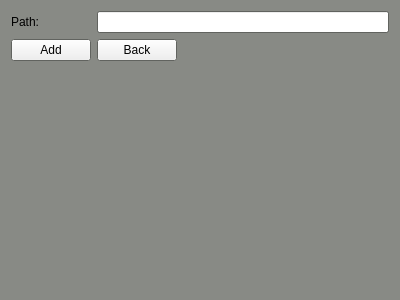
First picture: the form in GUI/importrubric.ui, repository Laucksy/CS-205-Project, before the edit.
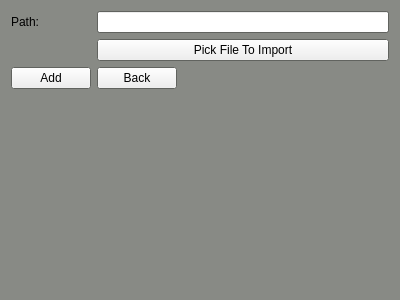
Second picture: the form after the edit.

Commit message: file documentation in import rubric

Diff of the .ui file:
```diff
--- a/GUI/importrubric.ui
+++ b/GUI/importrubric.ui
@@ -88,7 +88,7 @@
    <item row="0" column="1">
     <widget class="QLineEdit" name="lineEdit"/>
    </item>
-   <item row="1" column="1">
+   <item row="2" column="1">
     <widget class="QPushButton" name="pushButton">
      <property name="sizePolicy">
       <sizepolicy hsizetype="Maximum" vsizetype="Fixed">
@@ -101,13 +101,20 @@
      </property>
     </widget>
    </item>
-   <item row="1" column="0">
+   <item row="2" column="0">
     <widget class="QPushButton" name="pushButton_2">
      <property name="text">
       <string>Add</string>
      </property>
     </widget>
    </item>
+   <item row="1" column="1">
+    <widget class="QPushButton" name="importRubricButton">
+     <property name="text">
+      <string>Pick File To Import</string>
+     </property>
+    </widget>
+   </item>
   </layout>
  </widget>
  <resources/>
```
The commit also changes 3 other files.
